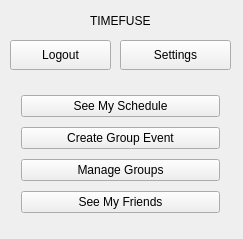
Above: home_screen.ui from allenh1/timefuse-client before the change. Below: the same form after it.
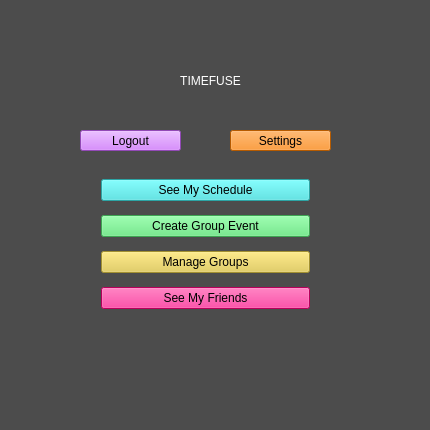
That is the form after the change.

Commit message:
added colors to the ui of account settings
Made our UI great again.

```diff
--- a/home_screen.ui
+++ b/home_screen.ui
@@ -6,25 +6,33 @@
    <rect>
     <x>0</x>
     <y>0</y>
-    <width>243</width>
-    <height>239</height>
+    <width>430</width>
+    <height>430</height>
    </rect>
   </property>
   <property name="windowTitle">
    <string>Home</string>
   </property>
+  <property name="styleSheet">
+   <string notr="true">background-color: rgb(76, 76, 76);
+font: 12pt &quot;Courier&quot;;</string>
+  </property>
   <widget class="QWidget" name="gridLayoutWidget">
    <property name="geometry">
     <rect>
-     <x>10</x>
-     <y>80</y>
-     <width>221</width>
-     <height>151</height>
+     <x>90</x>
+     <y>160</y>
+     <width>231</width>
+     <height>171</height>
     </rect>
    </property>
    <layout class="QGridLayout" name="gridLayout">
     <item row="2" column="0">
      <widget class="QPushButton" name="manage_groups">
+      <property name="styleSheet">
+       <string notr="true">font: 14pt &quot;Courier&quot;;
+background-color: rgb(227, 201, 69);</string>
+      </property>
       <property name="text">
        <string>Manage Groups</string>
       </property>
@@ -32,6 +40,10 @@
     </item>
     <item row="1" column="0">
      <widget class="QPushButton" name="create_event">
+      <property name="styleSheet">
+       <string notr="true">font: 14pt &quot;Courier&quot;;
+background-color: rgb(86, 231, 115);</string>
+      </property>
       <property name="text">
        <string>Create Group Event</string>
       </property>
@@ -39,6 +51,10 @@
     </item>
     <item row="0" column="0">
      <widget class="QPushButton" name="see_schedule">
+      <property name="styleSheet">
+       <string notr="true">font: 14pt &quot;Courier&quot;;
+background-color: rgb(61, 229, 229);</string>
+      </property>
       <property name="text">
        <string>See My Schedule</string>
       </property>
@@ -46,6 +62,10 @@
     </item>
     <item row="3" column="0">
      <widget class="QPushButton" name="friend_list">
+      <property name="styleSheet">
+       <string notr="true">font: 14pt &quot;Courier&quot;;
+background-color: rgb(255, 0, 128);</string>
+      </property>
       <property name="text">
        <string>See My Friends</string>
       </property>
@@ -56,12 +76,17 @@
   <widget class="QPushButton" name="account_settings">
    <property name="geometry">
     <rect>
-     <x>120</x>
-     <y>40</y>
-     <width>111</width>
-     <height>30</height>
+     <x>230</x>
+     <y>130</y>
+     <width>101</width>
+     <height>21</height>
     </rect>
    </property>
+   <property name="styleSheet">
+    <string notr="true">
+font: 14pt &quot;Courier&quot;;
+background-color: rgb(255, 128, 0);</string>
+   </property>
    <property name="text">
     <string>Settings</string>
    </property>
@@ -69,25 +94,36 @@
   <widget class="QLabel" name="timefuse">
    <property name="geometry">
     <rect>
-     <x>90</x>
-     <y>10</y>
-     <width>61</width>
-     <height>21</height>
+     <x>0</x>
+     <y>60</y>
+     <width>421</width>
+     <height>41</height>
     </rect>
    </property>
+   <property name="styleSheet">
+    <string notr="true">color: rgb(255, 255, 255);
+font: 24pt &quot;Courier&quot;;</string>
+   </property>
    <property name="text">
     <string>TIMEFUSE</string>
    </property>
+   <property name="alignment">
+    <set>Qt::AlignCenter</set>
+   </property>
   </widget>
   <widget class="QPushButton" name="logout_button">
    <property name="geometry">
     <rect>
-     <x>10</x>
-     <y>40</y>
+     <x>80</x>
+     <y>130</y>
      <width>101</width>
-     <height>30</height>
+     <height>21</height>
     </rect>
    </property>
+   <property name="styleSheet">
+    <string notr="true">font: 14pt &quot;Courier&quot;;
+background-color: rgb(204, 102, 255);</string>
+   </property>
    <property name="text">
     <string>Logout</string>
    </property>
```
The commit also changes 13 other files.
